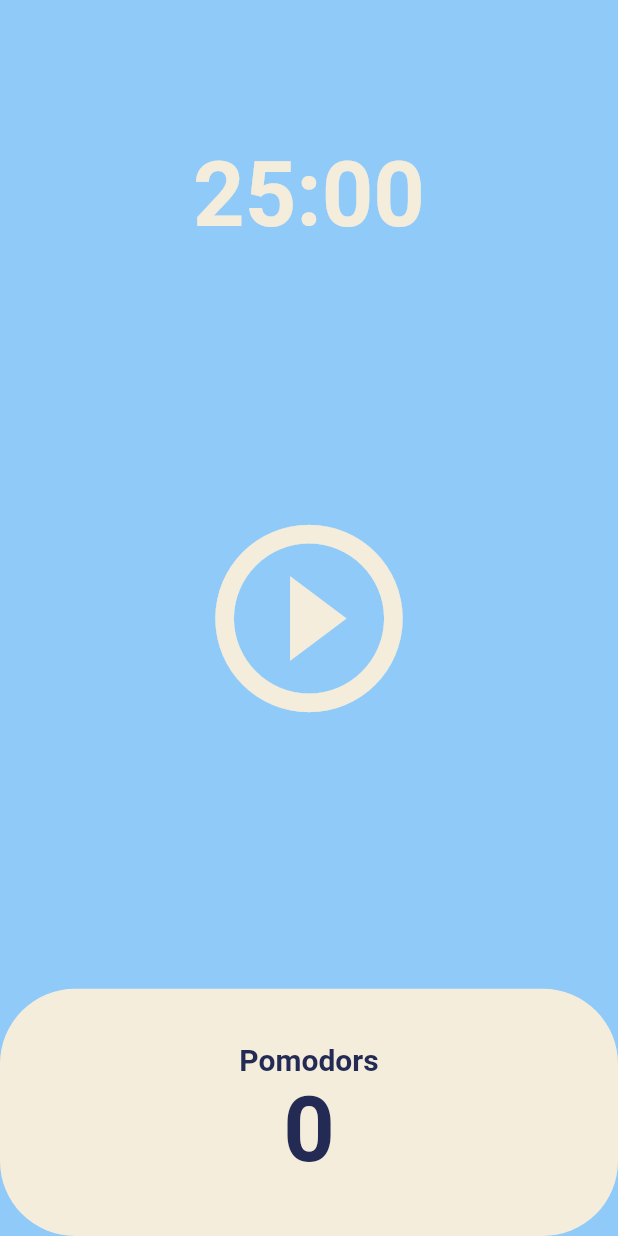
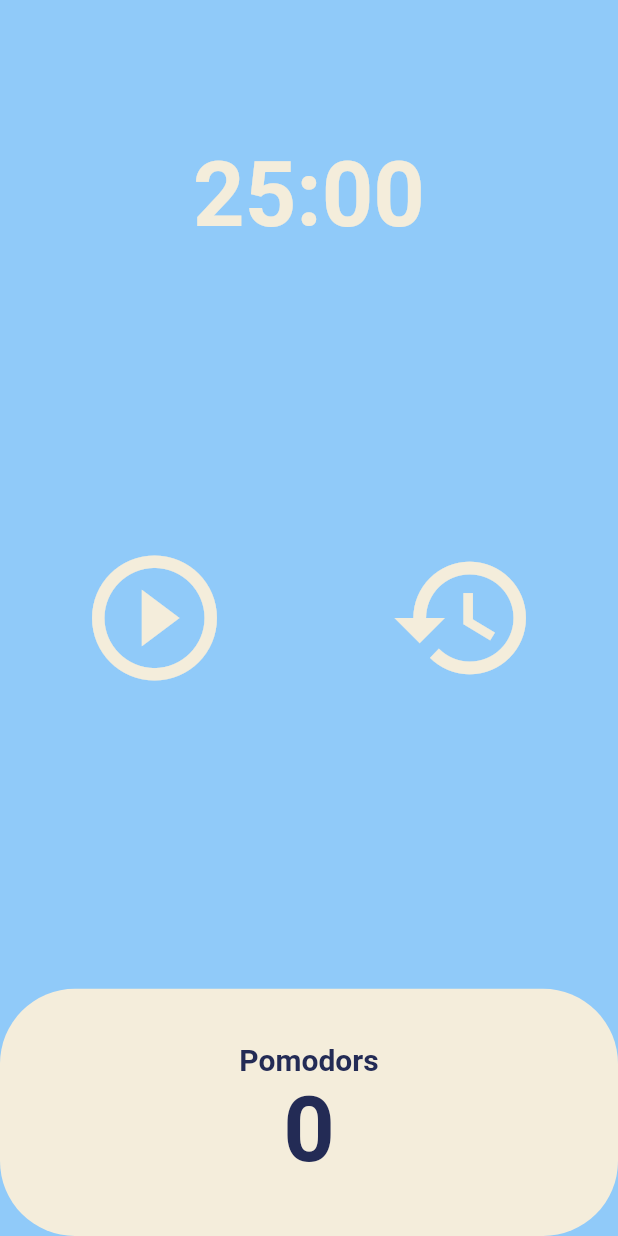
Before and after one commit to happy789515/pomodoro, a Flutter app: the screen it shows after launch, on a phone screen of 412 x 824 dp. Run offline on Flutter 3.47's test engine with Material 2 defaults, Android fonts, the phone set to English and light mode, and no system bars.

Commit message:
Code Challenge

```diff
--- a/lib/home_screen.dart
+++ b/lib/home_screen.dart
@@ -52,6 +52,12 @@ class _HomeScreenState extends State<HomeScreen> {
     });
   }
 
+  void onResetPressed() {
+    setState(() {
+      totalSeconds = twentyFiveMinutes;
+    });
+  }
+
   @override
   Widget build(BuildContext context) {
     return Scaffold(
@@ -74,13 +80,24 @@ class _HomeScreenState extends State<HomeScreen> {
           Flexible(
             flex: 3,
             child: Center(
-              child: IconButton(
-                onPressed: isRunning ? onPausePressed : onStartPressed,
-                icon: Icon(isRunning
-                    ? Icons.pause_circle_outline
-                    : Icons.play_circle_outline),
-                iconSize: 150,
-                color: Theme.of(context).cardColor,
+              child: Row(
+                mainAxisAlignment: MainAxisAlignment.spaceAround,
+                children: [
+                  IconButton(
+                    onPressed: isRunning ? onPausePressed : onStartPressed,
+                    icon: Icon(isRunning
+                        ? Icons.pause_circle_outline
+                        : Icons.play_circle_outline),
+                    iconSize: 100,
+                    color: Theme.of(context).cardColor,
+                  ),
+                  IconButton(
+                    onPressed: onResetPressed,
+                    icon: const Icon(Icons.restore),
+                    iconSize: 100,
+                    color: Theme.of(context).cardColor,
+                  ),
+                ],
               ),
             ),
           ),
```
